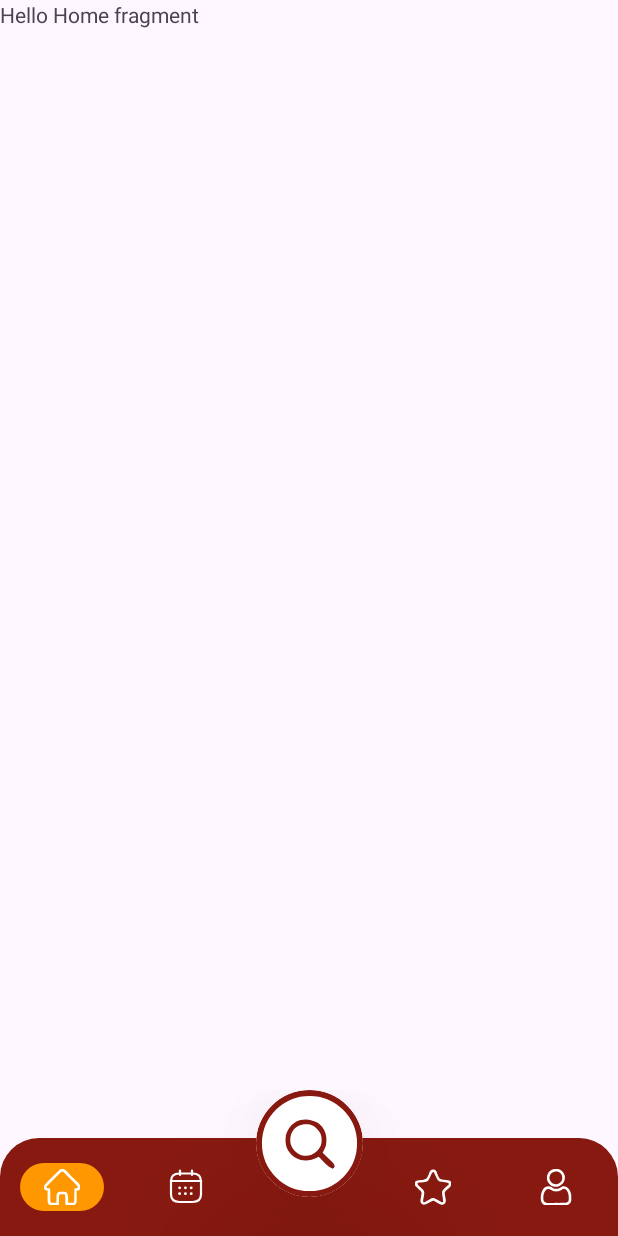
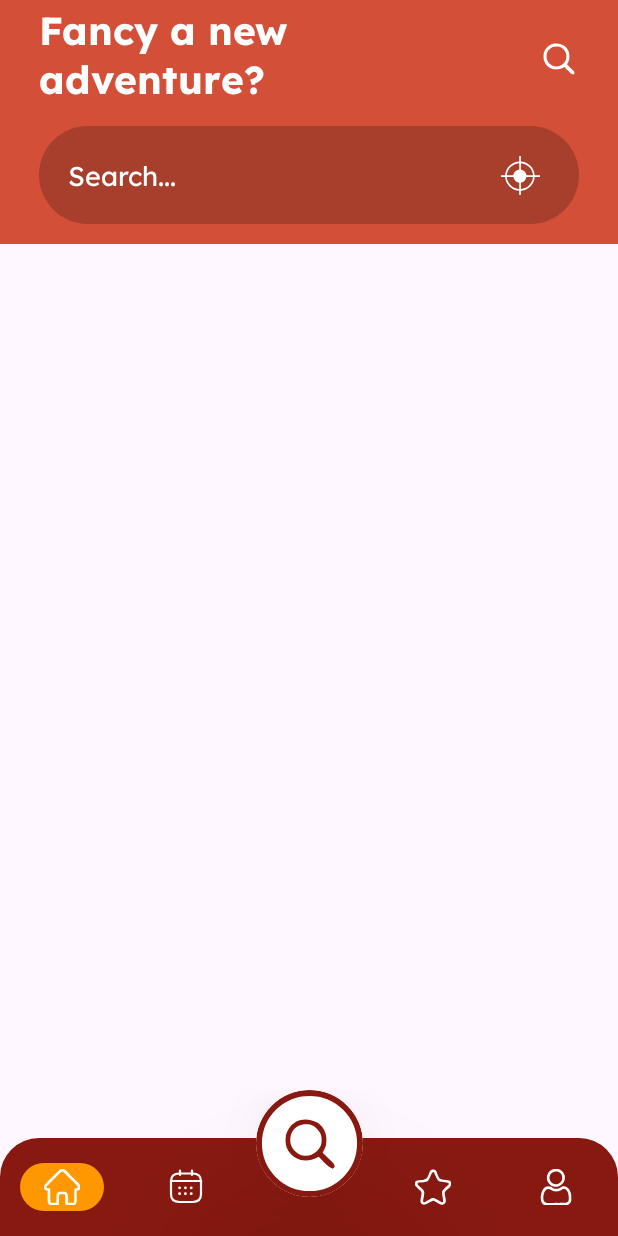
Before and after one commit to MansoorNisar92/just-bar-it-android, an Android app: the HomeFragment screen opened directly, with no data from a screen before it, on a phone screen of 412 x 824 dp. Run offline under Robolectric (Android 15) with nearby library versions, the phone set to English and light mode, and no system bars; our stand-ins replace Dagger/Hilt's generated code, data binding, sdp/ssp sizes.

Commit message:
[Home Screen -> Search Field created]

```diff
--- /dev/null
+++ b/app/src/main/res/drawable/location_icon.xml
@@ -0,0 +1,35 @@
+<vector xmlns:android="http://schemas.android.com/apk/res/android"
+    android:width="24dp"
+    android:height="24dp"
+    android:viewportWidth="46.438"
+    android:viewportHeight="47">
+  <path
+      android:pathData="M22.719,0L22.719,47"
+      android:strokeAlpha="0.999"
+      android:strokeWidth="2"
+      android:fillColor="#00000000"
+      android:strokeColor="@color/white"
+      android:fillAlpha="0.999"/>
+  <path
+      android:pathData="M46.438,24.203L0,24.203"
+      android:strokeAlpha="0.999"
+      android:strokeWidth="2"
+      android:fillColor="#00000000"
+      android:strokeColor="@color/white"
+      android:fillAlpha="0.999"/>
+  <path
+      android:pathData="M22.5148,24.203m-16.59,0a16.59,16.59 0,1 1,33.18 0a16.59,16.59 0,1 1,-33.18 0"
+      android:strokeWidth="2"
+      android:fillColor="#00000000"
+      android:strokeColor="@color/white"/>
+  <path
+      android:pathData="M22.5154,24.204m-7.74,0a7.74,7.74 0,1 1,15.48 0a7.74,7.74 0,1 1,-15.48 0"
+      android:strokeWidth="1"
+      android:fillColor="@color/white"
+      android:strokeColor="#00000000"/>
+  <path
+      android:pathData="M22.5154,24.204m-7.24,0a7.24,7.24 0,1 1,14.48 0a7.24,7.24 0,1 1,-14.48 0"
+      android:strokeWidth="1"
+      android:fillColor="#00000000"
+      android:strokeColor="@color/white"/>
+</vector>
--- /dev/null
+++ b/app/src/main/res/drawable/ripple.xml
@@ -0,0 +1,9 @@
+<?xml version="1.0" encoding="utf-8"?>
+<ripple xmlns:android="http://schemas.android.com/apk/res/android"
+    android:color="@color/rippleColor">
+    <item android:id="@android:id/mask">
+        <shape android:shape="rectangle">
+            <solid android:color="@color/search_edit_background_color"/>
+        </shape>
+    </item>
+</ripple>
--- /dev/null
+++ b/app/src/main/res/drawable/search_edit_text_background.xml
@@ -0,0 +1,5 @@
+<?xml version="1.0" encoding="utf-8"?>
+<shape xmlns:android="http://schemas.android.com/apk/res/android">
+    <corners android:radius="@dimen/_30sdp" />
+    <solid android:color="@color/search_edit_background_color" />
+</shape>
--- /dev/null
+++ b/app/src/main/res/drawable/search_icon_white.xml
@@ -0,0 +1,9 @@
+<vector xmlns:android="http://schemas.android.com/apk/res/android"
+    android:width="40dp"
+    android:height="40dp"
+    android:viewportWidth="90"
+    android:viewportHeight="90">
+  <path
+      android:pathData="M56.508,13.234C60.094,15.775 62.668,18.278 65,22C65.41,22.621 65.82,23.243 66.242,23.883C70.073,30.83 70.194,39.283 69,47C67.717,50.952 66.036,54.395 64,58C64.51,58.494 65.019,58.988 65.545,59.497C67.85,61.74 70.144,63.995 72.438,66.25C73.641,67.416 73.641,67.416 74.869,68.605C75.633,69.36 76.397,70.114 77.184,70.891C77.891,71.582 78.598,72.273 79.326,72.985C81.059,75.071 81.751,76.313 82,79C80.563,80.75 80.563,80.75 79,82C75.175,80.693 72.828,79.19 70.012,76.305C69.306,75.589 68.6,74.874 67.873,74.137C67.152,73.39 66.431,72.644 65.688,71.875C64.947,71.121 64.206,70.367 63.443,69.59C61.622,67.733 59.808,65.87 58,64C56.98,64.577 56.98,64.577 55.94,65.165C47.781,69.63 40.025,70.25 31,69C23.423,66.585 17.256,62.793 13,56C12.59,55.379 12.18,54.757 11.758,54.117C7.91,47.138 7.749,38.74 9,31C11.401,23.424 15.213,17.252 22,13C22.621,12.59 23.243,12.18 23.883,11.758C34.052,6.151 46.786,7.596 56.508,13.234ZM20.055,24.168C15.446,30.738 14.828,37.163 16,45C18.073,51.822 22.463,56.688 28.563,60.313C34.456,63.042 41.191,63.173 47.371,61.27C53.735,58.322 58.322,53.735 61.27,47.371C63.173,41.191 63.042,34.456 60.313,28.563C57.007,22.981 52.275,18.038 46,16C35.424,14.495 27.309,16.083 20.055,24.168Z"
+      android:fillColor="@color/white"/>
+</vector>
--- a/app/src/main/res/layout/fragment_home.xml
+++ b/app/src/main/res/layout/fragment_home.xml
@@ -1,13 +1,59 @@
 <?xml version="1.0" encoding="utf-8"?>
-<FrameLayout xmlns:android="http://schemas.android.com/apk/res/android"
+<androidx.constraintlayout.widget.ConstraintLayout xmlns:android="http://schemas.android.com/apk/res/android"
+    xmlns:app="http://schemas.android.com/apk/res-auto"
     xmlns:tools="http://schemas.android.com/tools"
     android:layout_width="match_parent"
     android:layout_height="match_parent"
     tools:context=".presentation.feature_home.view.HomeFragment">
 
-    <TextView
-        android:layout_width="match_parent"
-        android:layout_height="match_parent"
-        android:text="Hello Home fragment" />
+    <androidx.constraintlayout.widget.ConstraintLayout
+        android:layout_width="0dp"
+        android:layout_height="wrap_content"
+        android:background="@color/top_bar_color"
+        app:layout_constraintEnd_toEndOf="parent"
+        app:layout_constraintStart_toStartOf="parent"
+        app:layout_constraintTop_toTopOf="parent"
+        android:layout_marginBottom="@dimen/_20sdp">
 
-</FrameLayout>
+        <androidx.appcompat.widget.AppCompatTextView
+            android:id="@+id/fancyANewAdventureTextView"
+            android:layout_width="0dp"
+            android:layout_height="wrap_content"
+            android:layout_marginStart="@dimen/_20sdp"
+            android:fontFamily="@font/lexend_bold"
+            android:text="@string/fancy_a_new_adventure"
+            android:textColor="@color/white"
+            android:textSize="@dimen/_20sdp"
+            app:layout_constraintEnd_toStartOf="@id/searchIconImageView"
+            app:layout_constraintStart_toStartOf="parent"
+            app:layout_constraintTop_toTopOf="parent" />
+
+        <androidx.appcompat.widget.AppCompatImageView
+            android:id="@+id/searchIconImageView"
+            android:layout_width="@dimen/_40sdp"
+            android:layout_height="@dimen/_40sdp"
+            android:layout_margin="@dimen/_10sdp"
+            android:padding="@dimen/_10sdp"
+            android:src="@drawable/search_icon_white"
+            app:layout_constraintStart_toEndOf="@id/fancyANewAdventureTextView"
+            app:layout_constraintEnd_toEndOf="parent"
+            app:layout_constraintTop_toTopOf="parent" />
+
+        <androidx.constraintlayout.widget.ConstraintLayout
+            android:layout_width="0dp"
+            android:layout_height="wrap_content"
+            app:layout_constraintEnd_toEndOf="parent"
+            app:layout_constraintStart_toStartOf="parent"
+            app:layout_constraintBottom_toBottomOf="parent"
+            app:layout_constraintTop_toBottomOf="@+id/fancyANewAdventureTextView"
+            android:layout_marginStart="@dimen/_20sdp"
+            android:layout_marginEnd="@dimen/_20sdp"
+            android:layout_marginTop="@dimen/_10sdp"
+            android:layout_marginBottom="@dimen/_10sdp">
+
+            <include layout="@layout/search_input_field_layout" />
+        </androidx.constraintlayout.widget.ConstraintLayout>
+
+    </androidx.constraintlayout.widget.ConstraintLayout>
+
+</androidx.constraintlayout.widget.ConstraintLayout>
--- /dev/null
+++ b/app/src/main/res/layout/search_input_field_layout.xml
@@ -0,0 +1,38 @@
+<?xml version="1.0" encoding="utf-8"?>
+<androidx.constraintlayout.widget.ConstraintLayout xmlns:android="http://schemas.android.com/apk/res/android"
+    android:layout_width="match_parent"
+    android:layout_height="wrap_content"
+    xmlns:app="http://schemas.android.com/apk/res-auto"
+    android:background="@drawable/search_edit_text_background">
+
+    <androidx.appcompat.widget.AppCompatEditText
+        android:id="@+id/searchInputField"
+        android:layout_width="0dp"
+        android:layout_height="@dimen/_50sdp"
+        app:layout_constraintTop_toTopOf="parent"
+        app:layout_constraintBottom_toBottomOf="parent"
+        app:layout_constraintStart_toStartOf="parent"
+        app:layout_constraintEnd_toStartOf="@id/locationIconImageView"
+        android:background="@null"
+        android:hint="@string/search"
+        android:textColorHint="@color/white"
+        android:textColor="@color/white"
+        android:fontFamily="@font/lexend_regular"
+        android:textCursorDrawable="@null"
+        android:layout_marginStart="@dimen/_15sdp"
+        android:imeOptions="actionDone|actionGo|actionSearch"/>
+
+    <androidx.appcompat.widget.AppCompatImageView
+        android:id="@+id/locationIconImageView"
+        android:layout_width="@dimen/_30sdp"
+        android:layout_height="@dimen/_30sdp"
+        app:layout_constraintEnd_toEndOf="parent"
+        app:layout_constraintTop_toTopOf="parent"
+        app:layout_constraintBottom_toBottomOf="parent"
+        app:layout_constraintStart_toEndOf="@id/searchInputField"
+        android:src="@drawable/location_icon"
+        android:padding="@dimen/_5sdp"
+        android:layout_marginEnd="@dimen/_15sdp"
+        android:foreground="@drawable/ripple" />
+
+</androidx.constraintlayout.widget.ConstraintLayout>
--- a/app/src/main/res/values/colors.xml
+++ b/app/src/main/res/values/colors.xml
@@ -7,4 +7,6 @@
     <color name="top_bar_color">#D34F38</color>
     <color name="nav_bar_color">#871910</color>
     <color name="bottom_navigation_tab_color">#FF9800</color>
+    <color name="rippleColor">#1A000000</color>
+    <color name="search_edit_background_color">#A73F2C</color>
 </resources>
--- a/app/src/main/res/values/strings.xml
+++ b/app/src/main/res/values/strings.xml
@@ -1,3 +1,5 @@
 <resources>
     <string name="app_name">Just Bar It</string>
+    <string name="fancy_a_new_adventure">Fancy a new\nadventure?</string>
+    <string name="search">Search...</string>
 </resources>
```
